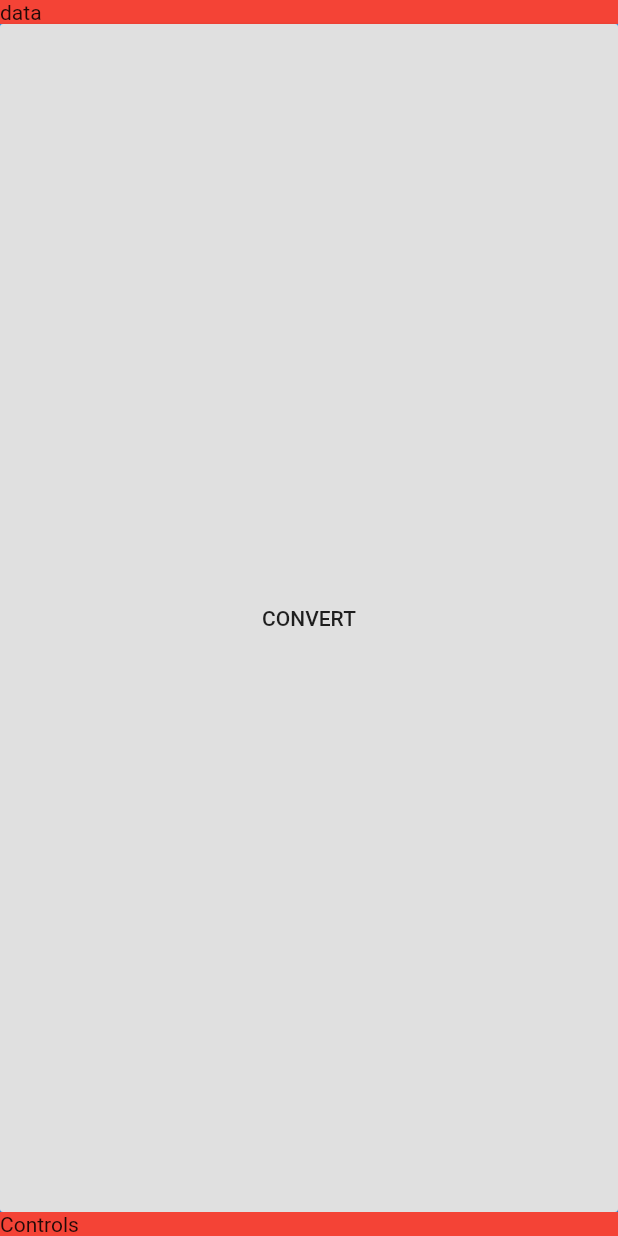
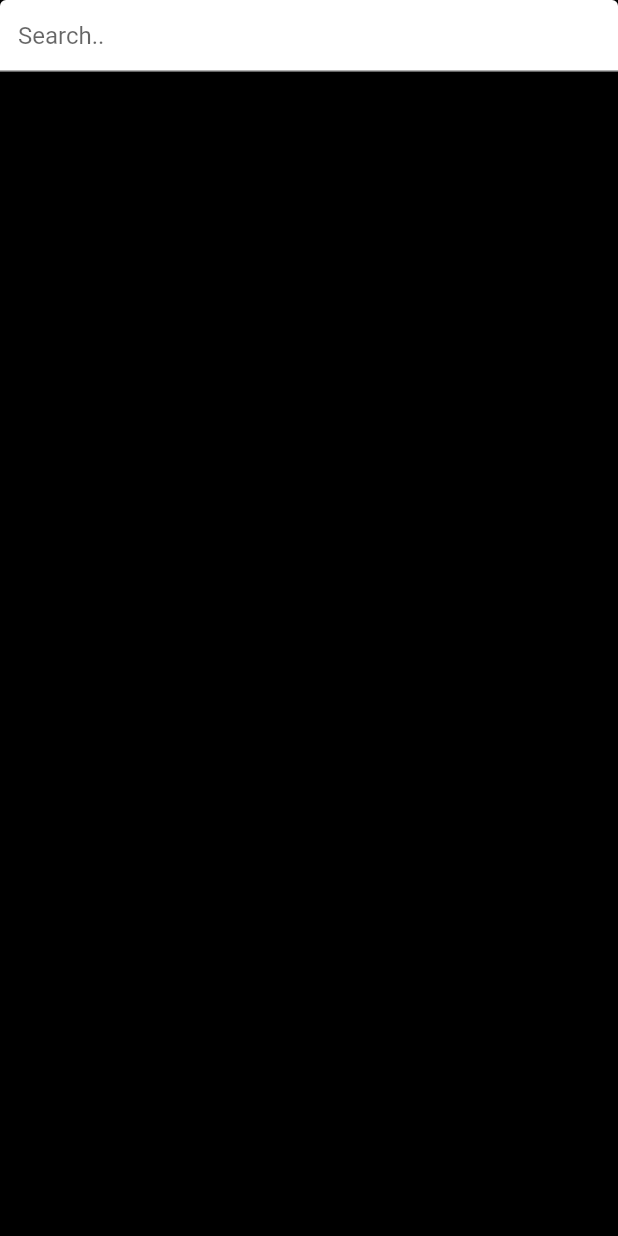
Before and after one commit to ikartikgautam/fret-music, a Flutter app: the screen it shows after launch, on a phone screen of 412 x 824 dp. Run offline on Flutter 3.47's test engine with Material 2 defaults, Android fonts, the phone set to English and light mode, and no system bars; missing offline and left inert: flutter_ffmpeg, youtube_explode_dart.

Commit message:
added search box

```diff
--- a/lib/screens/player.dart
+++ b/lib/screens/player.dart
@@ -10,36 +10,27 @@ class _PlayerState extends State<Player> {
   @override
   Widget build(BuildContext context) {
     return Scaffold(
+      backgroundColor: Colors.black,
       body: SafeArea(
+        child: Container(
           child: Column(
-        children: <Widget>[
-          // Search Box
-          Container(
-            color: Colors.red,
-            child: Text('data'),
-            width: double.infinity,
+            children: <Widget>[
+              // Search Box
+              TextField(
+                decoration: InputDecoration(
+                    fillColor: Colors.white,
+                    hintText: 'Search..',
+                    filled: true),
+                onChanged: (text) {
+                  print(text);
+                },
+              ),
+              // Player Info
+            ],
           ),
-          // Player Info Panel
-          Expanded(
-            child: Container(
-              width: double.infinity,
-              child: RaisedButton(
-                onPressed: () {
-                  convert('OmF1AY3sO9Q', 'ritviz');
-                },
-                child: Text('CONVERT'),
-              ),
-              color: Colors.blue,
-            ),
-          ),
-          // Bottom Controls Panel
-          Container(
-            width: double.infinity,
-            child: Text('Controls'),
-            color: Colors.red,
-          )
-        ],
-      )),
+          width: double.infinity,
+        ),
+      ),
     );
   }
 }
```
